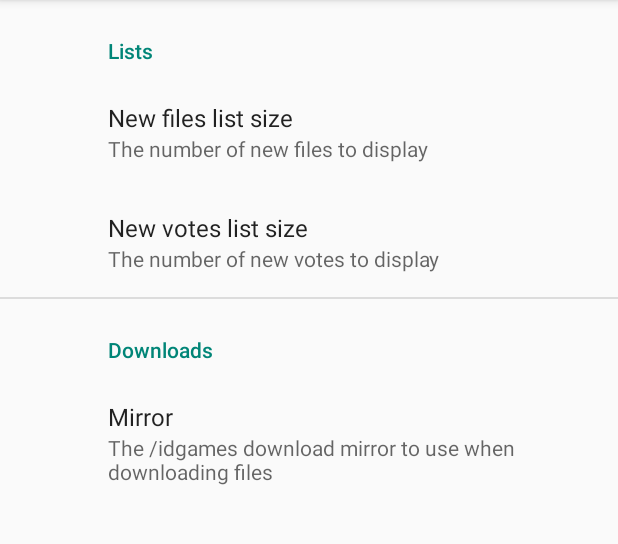
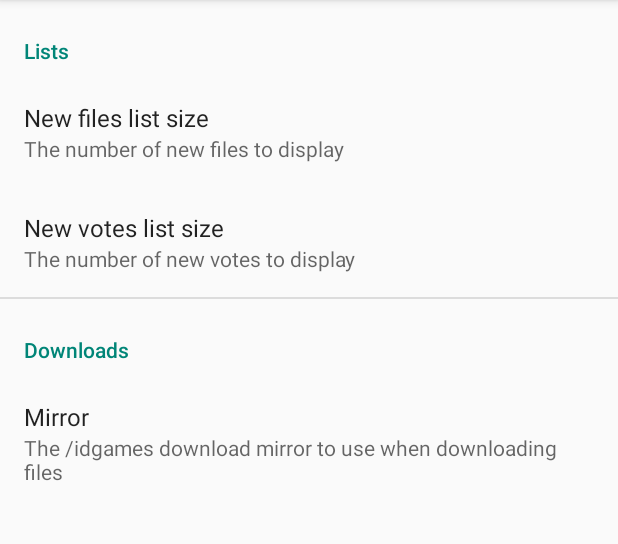
Before and after one commit to GitExl/DoomIdgamesArchive, an Android app: the PreferencesFragment screen opened directly, with no data from a screen before it, on a phone screen of 412 x 824 dp, the part 84-628 px from its top. Run offline under Robolectric (Android 15) with nearby library versions, the phone set to English and light mode, and no system bars; our stand-ins replace androidx.preference.

Commit message:
Remove the unused preferences icon space.

```diff
--- a/app/src/main/res/xml/preferences.xml
+++ b/app/src/main/res/xml/preferences.xml
@@ -1,30 +1,33 @@
 <?xml version="1.0" encoding="utf-8"?>
-<PreferenceScreen xmlns:android="http://schemas.android.com/apk/res/android" >
+<PreferenceScreen xmlns:android="http://schemas.android.com/apk/res/android" xmlns:app="http://schemas.android.com/apk/res-auto">
 
-    <PreferenceCategory android:title="Lists" >
+    <PreferenceCategory android:title="Lists" app:iconSpaceReserved="false">
         <ListPreference
             android:defaultValue="20"
             android:entries="@array/list_limits"
             android:entryValues="@array/list_limits_values"
             android:key="ListLimitNew"
             android:summary="@string/ListNewLimits"
-            android:title="@string/ListNewLimitsTitle" />
+            android:title="@string/ListNewLimitsTitle"
+            app:iconSpaceReserved="false" />
         <ListPreference
             android:defaultValue="20"
             android:entries="@array/list_limits"
             android:entryValues="@array/list_limits_values"
             android:key="ListLimitVotes"
             android:summary="@string/ListVoteLimits"
-            android:title="@string/ListVoteLimitsTitle" />
+            android:title="@string/ListVoteLimitsTitle"
+            app:iconSpaceReserved="false" />
     </PreferenceCategory>
-    <PreferenceCategory android:title="Downloads" >
+    <PreferenceCategory android:title="Downloads" app:iconSpaceReserved="false">
         <ListPreference
             android:defaultValue="http://ftp.ntua.gr/pub/vendors/idgames/"
             android:entries="@array/download_mirrors"
             android:entryValues="@array/download_mirrors_values"
             android:key="DownloadMirror"
             android:summary="@string/DownloadMirrors"
-            android:title="@string/DownloadMirrorsTitle" />
+            android:title="@string/DownloadMirrorsTitle"
+            app:iconSpaceReserved="false" />
     </PreferenceCategory>
 
 </PreferenceScreen>
```
